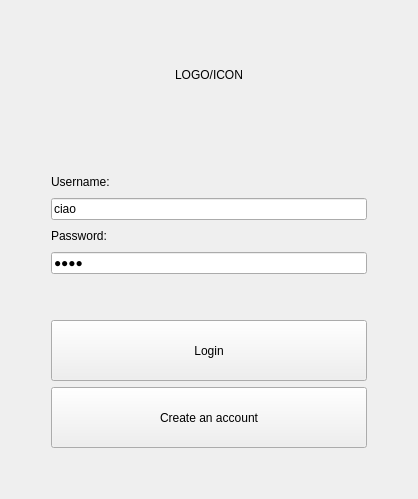
The window that Login/logindialog.ui (cosimo265598/Edilive) describes before a commit, drawn with Qt 5.
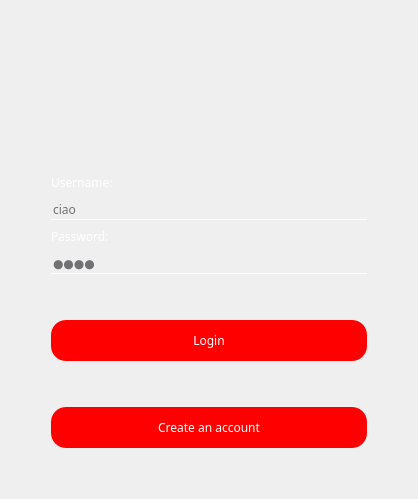
The same window after the commit. Icons and pictures are not drawn.

Commit message: first example of css style on project- no file css load

The edit to the form file:
```diff
--- a/Login/logindialog.ui
+++ b/Login/logindialog.ui
@@ -13,6 +13,65 @@
   <property name="windowTitle">
    <string>Form</string>
   </property>
+  <property name="styleSheet">
+   <string notr="true">QPushButton{
+background: red;
+border-radius: 15px;
+color:white;
+}
+
+QLabel#password_label{
+color:white;
+background: transparent;
+}
+
+QLabel#password{
+color:white;
+background: transparent;
+}
+
+QLabel#username{
+color:white;
+background: transparent;
+}
+
+QLabel#username_label{
+color:white;
+background: transparent;
+}
+
+QLabel#logo{
+background: transparent;
+}
+
+QLabel#errorMessage{
+background: transparent;
+}
+
+QPushButton:hover{
+color:#333;
+border-radius:15px;
+background: #49abff;
+}
+
+
+QLineEdit{
+background: transparent;
+border:none;
+color:#717072;
+border-bottom:1px solid white;
+}
+
+*{
+font-family: century gothic;
+font-size:24 px;
+
+}
+
+QWidget{
+border-radius:15px;
+}</string>
+  </property>
   <layout class="QVBoxLayout" name="verticalLayout_3">
    <item>
     <layout class="QHBoxLayout" name="horizontalLayout">
@@ -34,8 +93,26 @@
      </item>
      <item>
       <widget class="QLabel" name="logo">
+       <property name="sizePolicy">
+        <sizepolicy hsizetype="Preferred" vsizetype="Preferred">
+         <horstretch>0</horstretch>
+         <verstretch>0</verstretch>
+        </sizepolicy>
+       </property>
+       <property name="maximumSize">
+        <size>
+         <width>150</width>
+         <height>150</height>
+        </size>
+       </property>
        <property name="text">
-        <string>LOGO/ICON</string>
+        <string/>
+       </property>
+       <property name="pixmap">
+        <pixmap resource="resources_login.qrc">:/icons_pack/prf.png</pixmap>
+       </property>
+       <property name="scaledContents">
+        <bool>true</bool>
        </property>
        <property name="alignment">
         <set>Qt::AlignCenter</set>
@@ -96,8 +173,8 @@
             </colorrole>
             <colorrole role="Button">
              <brush brushstyle="SolidPattern">
-              <color alpha="255">
-               <red>204</red>
+              <color alpha="0">
+               <red>0</red>
                <green>0</green>
                <blue>0</blue>
               </color>
@@ -168,17 +245,17 @@
             </colorrole>
             <colorrole role="Base">
              <brush brushstyle="SolidPattern">
-              <color alpha="255">
-               <red>255</red>
-               <green>255</green>
-               <blue>255</blue>
+              <color alpha="0">
+               <red>0</red>
+               <green>0</green>
+               <blue>0</blue>
               </color>
              </brush>
             </colorrole>
             <colorrole role="Window">
              <brush brushstyle="SolidPattern">
-              <color alpha="255">
-               <red>204</red>
+              <color alpha="0">
+               <red>0</red>
                <green>0</green>
                <blue>0</blue>
               </color>
@@ -242,8 +319,8 @@
             </colorrole>
             <colorrole role="Button">
              <brush brushstyle="SolidPattern">
-              <color alpha="255">
-               <red>204</red>
+              <color alpha="0">
+               <red>0</red>
                <green>0</green>
                <blue>0</blue>
               </color>
@@ -314,17 +391,17 @@
             </colorrole>
             <colorrole role="Base">
              <brush brushstyle="SolidPattern">
-              <color alpha="255">
-               <red>255</red>
-               <green>255</green>
-               <blue>255</blue>
+              <color alpha="0">
+               <red>0</red>
+               <green>0</green>
+               <blue>0</blue>
               </color>
              </brush>
             </colorrole>
             <colorrole role="Window">
              <brush brushstyle="SolidPattern">
-              <color alpha="255">
-               <red>204</red>
+              <color alpha="0">
+               <red>0</red>
                <green>0</green>
                <blue>0</blue>
               </color>
@@ -388,8 +465,8 @@
             </colorrole>
             <colorrole role="Button">
              <brush brushstyle="SolidPattern">
-              <color alpha="255">
-               <red>204</red>
+              <color alpha="0">
+               <red>0</red>
                <green>0</green>
                <blue>0</blue>
               </color>
@@ -460,8 +537,8 @@
             </colorrole>
             <colorrole role="Base">
              <brush brushstyle="SolidPattern">
-              <color alpha="255">
-               <red>204</red>
+              <color alpha="0">
+               <red>0</red>
                <green>0</green>
                <blue>0</blue>
               </color>
@@ -469,8 +546,8 @@
             </colorrole>
             <colorrole role="Window">
              <brush brushstyle="SolidPattern">
-              <color alpha="255">
-               <red>204</red>
+              <color alpha="0">
+               <red>0</red>
                <green>0</green>
                <blue>0</blue>
               </color>
@@ -604,7 +681,7 @@
       <enum>Qt::Vertical</enum>
      </property>
      <property name="sizeType">
-      <enum>QSizePolicy::Minimum</enum>
+      <enum>QSizePolicy::Maximum</enum>
      </property>
      <property name="sizeHint" stdset="0">
       <size>
@@ -622,7 +699,7 @@
         <enum>Qt::Horizontal</enum>
        </property>
        <property name="sizeType">
-        <enum>QSizePolicy::Minimum</enum>
+        <enum>QSizePolicy::Maximum</enum>
        </property>
        <property name="sizeHint" stdset="0">
         <size>
@@ -637,7 +714,7 @@
        <item>
         <widget class="QPushButton" name="login">
          <property name="sizePolicy">
-          <sizepolicy hsizetype="Preferred" vsizetype="Preferred">
+          <sizepolicy hsizetype="Minimum" vsizetype="Preferred">
            <horstretch>0</horstretch>
            <verstretch>0</verstretch>
           </sizepolicy>
@@ -646,17 +723,33 @@
           <string/>
          </property>
          <property name="autoFillBackground">
-          <bool>true</bool>
+          <bool>false</bool>
          </property>
          <property name="text">
           <string>Login</string>
          </property>
         </widget>
        </item>
+       <item>
+        <spacer name="verticalSpacer_3">
+         <property name="orientation">
+          <enum>Qt::Vertical</enum>
+         </property>
+         <property name="sizeType">
+          <enum>QSizePolicy::Maximum</enum>
+         </property>
+         <property name="sizeHint" stdset="0">
+          <size>
+           <width>20</width>
+           <height>40</height>
+          </size>
+         </property>
+        </spacer>
+       </item>
        <item>
         <widget class="QPushButton" name="registration">
          <property name="sizePolicy">
-          <sizepolicy hsizetype="Preferred" vsizetype="Preferred">
+          <sizepolicy hsizetype="Minimum" vsizetype="Preferred">
            <horstretch>0</horstretch>
            <verstretch>0</verstretch>
           </sizepolicy>
@@ -674,7 +767,7 @@
         <enum>Qt::Horizontal</enum>
        </property>
        <property name="sizeType">
-        <enum>QSizePolicy::Minimum</enum>
+        <enum>QSizePolicy::Maximum</enum>
        </property>
        <property name="sizeHint" stdset="0">
         <size>
```
Left out of the diff: 4 changed lines with no effect on the pictures. The commit also changes 20 other files.
